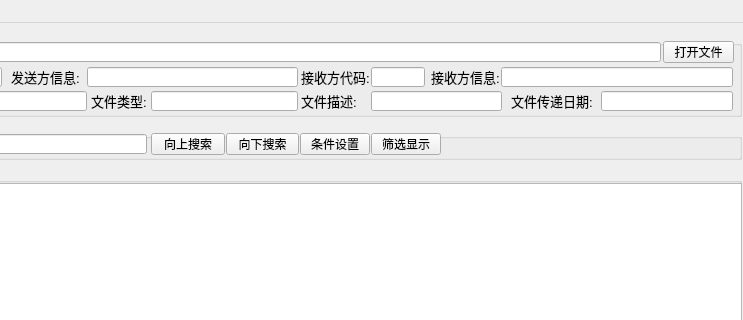
The window that mainwindow.ui (cnldw/FinanceFileReader) describes before a commit, drawn with Qt 5; both pictures show x 130 to 873 and y 0 to 320 of the 873 by 640 pixel window.
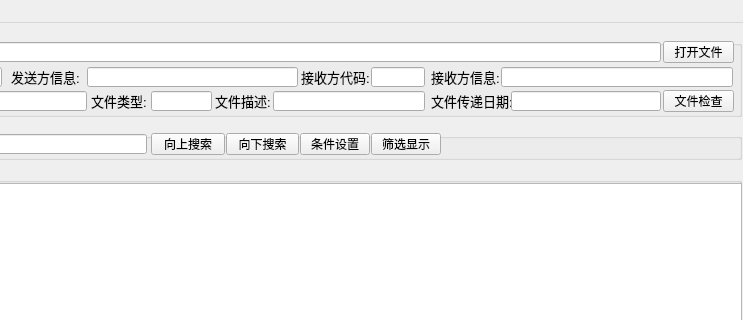
The same window after the commit. Icons and pictures are not drawn.

The edit to the form file:
```diff
--- a/mainwindow.ui
+++ b/mainwindow.ui
@@ -51,7 +51,7 @@
     <widget class="QLabel" name="labelFileTransferDate">
      <property name="geometry">
       <rect>
-       <x>640</x>
+       <x>560</x>
        <y>65</y>
        <width>81</width>
        <height>20</height>
@@ -69,9 +69,9 @@
     <widget class="QLineEdit" name="lineEditFileTransferDate">
      <property name="geometry">
       <rect>
-       <x>730</x>
+       <x>640</x>
        <y>65</y>
-       <width>132</width>
+       <width>150</width>
        <height>20</height>
       </rect>
      </property>
@@ -117,7 +117,7 @@
     <widget class="QLabel" name="labelFileDescribe">
      <property name="geometry">
       <rect>
-       <x>430</x>
+       <x>344</x>
        <y>65</y>
        <width>68</width>
        <height>20</height>
@@ -165,7 +165,7 @@
       <rect>
        <x>280</x>
        <y>65</y>
-       <width>147</width>
+       <width>61</width>
        <height>20</height>
       </rect>
      </property>
@@ -232,9 +232,9 @@
     <widget class="QLineEdit" name="lineEditFileDescribe">
      <property name="geometry">
       <rect>
-       <x>500</x>
+       <x>402</x>
        <y>65</y>
-       <width>131</width>
+       <width>152</width>
        <height>20</height>
       </rect>
      </property>
@@ -316,6 +316,19 @@
       <string>发送方信息:</string>
      </property>
     </widget>
+    <widget class="QPushButton" name="pushButtonOpenFile_2">
+     <property name="geometry">
+      <rect>
+       <x>792</x>
+       <y>64</y>
+       <width>71</width>
+       <height>22</height>
+      </rect>
+     </property>
+     <property name="text">
+      <string>文件检查</string>
+     </property>
+    </widget>
     <zorder>labelSendInfo</zorder>
     <zorder>labelFileTransferDate</zorder>
     <zorder>lineEditFileTransferDate</zorder>
```
Left out of the diff: 1 changed line with no effect on the pictures.
